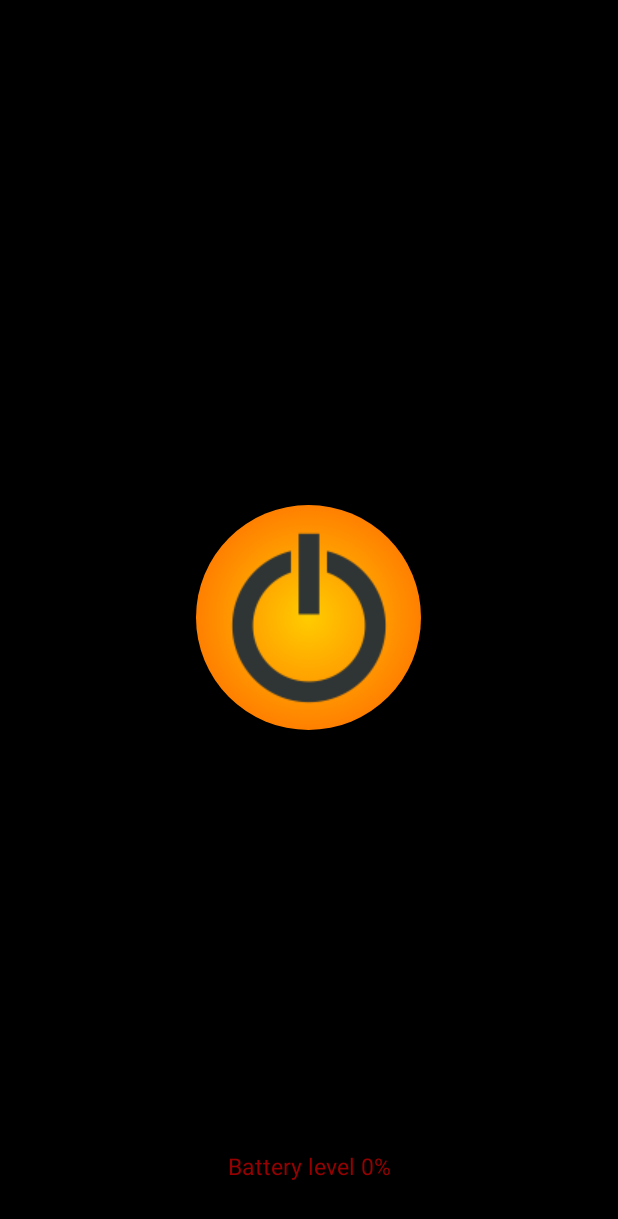
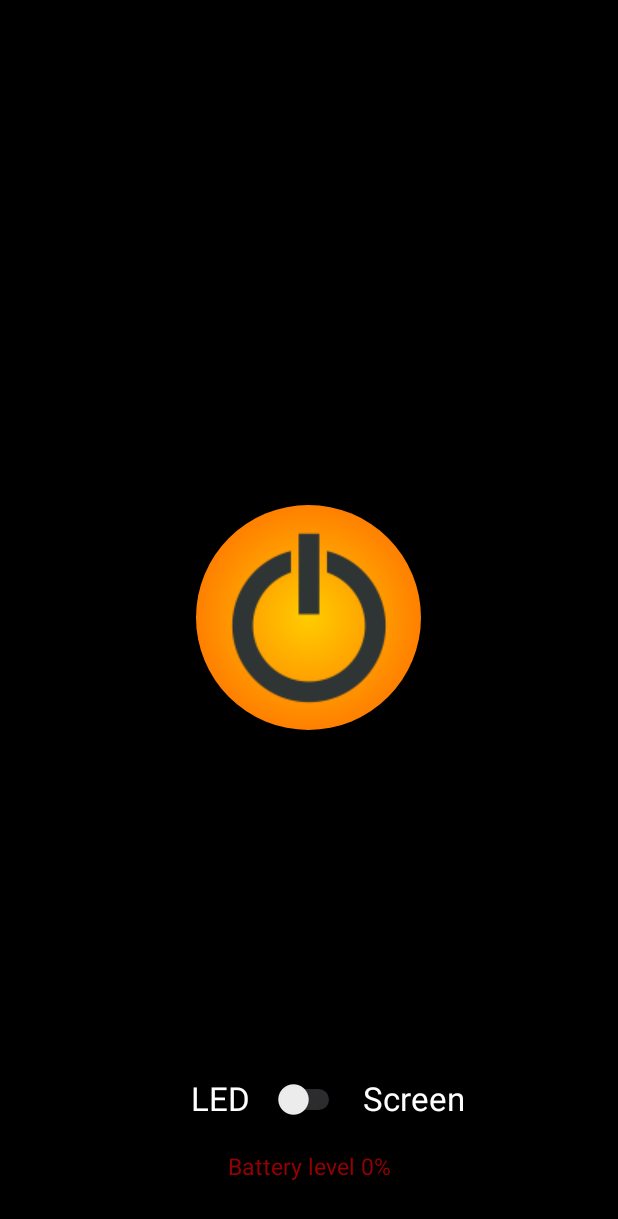
Before and after one commit to suvankar-mitra/flashlight, an Android app: the screen it shows after launch (MainActivity), on a phone screen of 412 x 824 dp. Shown: the top 1219 px of the screen. Run offline under Robolectric (Android 15) with nearby library versions, the phone set to English and light mode, and no system bars; our stand-ins replace AdMob; 1 statement that could not run was skipped.

Commit message:
toggle switch initial

```diff
--- a/app/src/main/java/net/net16/suvankar/flashlight/MainActivity.java
+++ b/app/src/main/java/net/net16/suvankar/flashlight/MainActivity.java
@@ -17,8 +17,10 @@ import android.view.View;
 import android.view.WindowManager;
 import android.view.animation.Animation;
 import android.view.animation.AnimationUtils;
+import android.widget.CompoundButton;
 import android.widget.ImageButton;
 import android.widget.ImageView;
+import android.widget.Switch;
 import android.widget.TextView;
 import android.widget.Toast;
 
@@ -150,10 +152,6 @@ public class MainActivity extends AppCompatActivity {
             }
         });
 
-
-        final ImageButton power = (ImageButton) findViewById(R.id.button);
-        final boolean hasFlash = getPackageManager().hasSystemFeature(PackageManager.FEATURE_CAMERA_FLASH);
-
         if(ContextCompat.checkSelfPermission(this,
                 Manifest.permission.CAMERA)
                 != PackageManager.PERMISSION_GRANTED) {
@@ -166,6 +164,21 @@ public class MainActivity extends AppCompatActivity {
         else {
             flashOnOffController();
         }
+
+        Switch switchCompat=(Switch)findViewById(R.id.switch1);
+
+        switchCompat.setOnCheckedChangeListener(new CompoundButton.OnCheckedChangeListener() {
+            @Override
+            public void onCheckedChanged(CompoundButton buttonView, boolean isChecked) {
+
+                if(isChecked){
+
+                }
+                else{
+
+                }
+            }
+        });
 
         //AdMob
         MobileAds.initialize(getApplicationContext(), "ca-app-pub-1300395620912543~9725845314");
--- a/app/src/main/res/layout/activity_main.xml
+++ b/app/src/main/res/layout/activity_main.xml
@@ -94,4 +94,38 @@
         android:layout_alignParentStart="true"
         android:textSize="15sp" />
 
+    <Switch
+        android:layout_width="wrap_content"
+        android:layout_height="wrap_content"
+        android:id="@+id/switch1"
+        android:textColor="#ffffff"
+        android:layout_above="@+id/battery"
+        android:layout_centerHorizontal="true"
+        android:alpha="80"
+        android:theme="@style/MySwitch"/>
+
+    <TextView
+        android:layout_width="wrap_content"
+        android:layout_height="wrap_content"
+        android:textAppearance="?android:attr/textAppearanceLarge"
+        android:text="LED"
+        android:id="@+id/ledText"
+        android:layout_above="@+id/battery"
+        android:layout_toLeftOf="@+id/switch1"
+        android:layout_toStartOf="@+id/switch1"
+        android:textColor="#ffffff"
+        android:paddingRight="15dp"
+        android:alpha="100" />
+    <TextView
+        android:layout_width="wrap_content"
+        android:layout_height="wrap_content"
+        android:textAppearance="?android:attr/textAppearanceLarge"
+        android:text="Screen"
+        android:id="@+id/screenText"
+        android:layout_above="@+id/battery"
+        android:layout_toRightOf="@+id/switch1"
+        android:textColor="#ffffff"
+        android:paddingLeft="12dp"
+        android:alpha="100" />
+
 </RelativeLayout>
--- a/app/src/main/res/values/colors.xml
+++ b/app/src/main/res/values/colors.xml
@@ -4,4 +4,7 @@
     <color name="colorPrimaryDark">#303F9F</color>
     <color name="colorAccent">#FF4081</color>
     <color name="black">#000000</color>
+    <color name="red">#E0072B</color>
+    <color name="blue">#0715E0</color>
+    <color name="grey">#ABABB0</color>
 </resources>
--- a/app/src/main/res/values/strings.xml
+++ b/app/src/main/res/values/strings.xml
@@ -5,4 +5,5 @@
     <string name="banner_ad_unit_id">ca-app-pub-1300395620912543/2202578518</string>
     <string name="sun">sun</string>
     <string name="ring">ring</string>
+    <string name="led">LED</string>
 </resources>
--- a/app/src/main/res/values/styles.xml
+++ b/app/src/main/res/values/styles.xml
@@ -3,5 +3,14 @@
     <!-- Base application theme. -->
     <style name="AppTheme" parent="Theme.AppCompat.Light.NoActionBar">
     </style>
+    <style name="MySwitch" parent="Theme.AppCompat.Light">
+        <!-- active thumb & track color (30% transparency) -->
+        <item name="colorControlActivated">@color/red</item>
 
+        <!-- inactive thumb color -->
+        <item name="colorSwitchThumbNormal">@color/blue</item>
+
+        <!-- inactive track color (30% transparency) -->
+        <item name="android:colorForeground">@color/grey</item>
+    </style>
 </resources>
```
